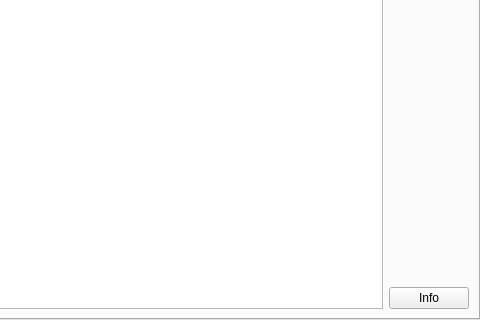
Before: the Qt Designer form generic/openpgpplugin/src/options.ui in psi-im/plugins, drawn with Qt 5; both pictures show x 257 to 737 and y 245 to 565 of the 737 by 565 pixel window.
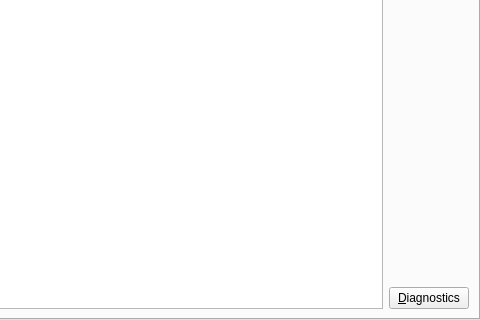
After: the same form once the commit is applied.

What changed in the file:
```diff
--- a/generic/openpgpplugin/src/options.ui
+++ b/generic/openpgpplugin/src/options.ui
@@ -98,7 +98,7 @@
          <item>
           <widget class="QPushButton" name="btnInfo">
            <property name="text">
-            <string>Info</string>
+            <string>&amp;Diagnostics</string>
            </property>
           </widget>
          </item>
```
